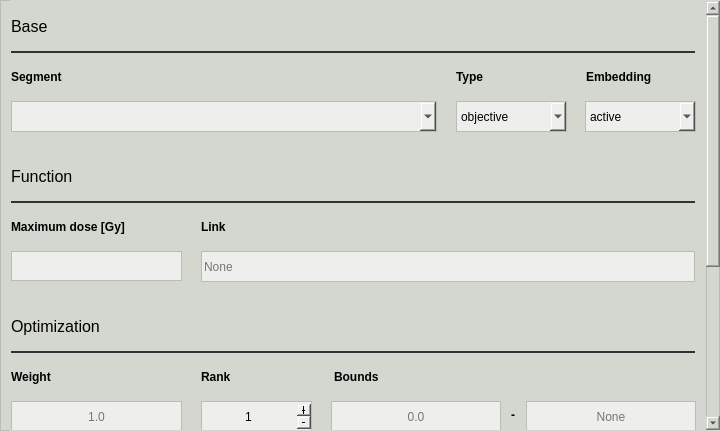
Above: pyanno4rt/gui/designs/components/squared_overdosing_window.ui from pyanno4rt/pyanno4rt before the change. Below: the same form after it.
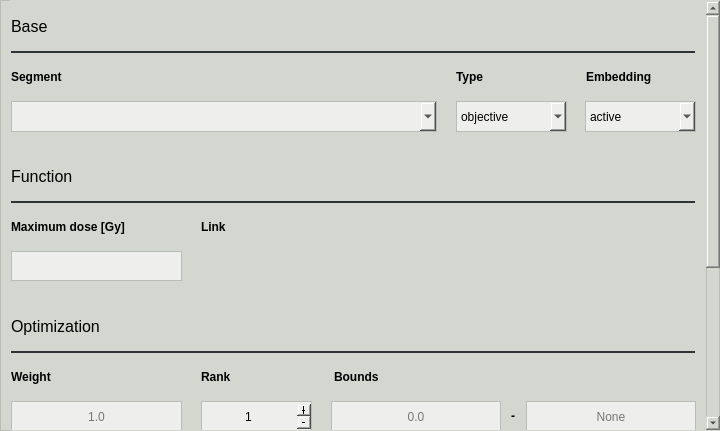
That is the form after the change.

What changed in the file:
```diff
--- a/pyanno4rt/gui/designs/components/squared_overdosing_window.ui
+++ b/pyanno4rt/gui/designs/components/squared_overdosing_window.ui
@@ -51,16 +51,13 @@
     <property name="styleSheet">
      <string notr="true">border-color: transparent;</string>
     </property>
-    <property name="widgetResizable">
-     <bool>false</bool>
-    </property>
     <widget class="QWidget" name="scroll_contents">
      <property name="geometry">
       <rect>
        <x>0</x>
        <y>0</y>
        <width>690</width>
-       <height>681</height>
+       <height>679</height>
       </rect>
      </property>
      <widget class="QComboBox" name="embedding_cbox">
@@ -100,7 +97,7 @@
        <rect>
         <x>0</x>
         <y>60</y>
-        <width>431</width>
+        <width>421</width>
         <height>31</height>
        </rect>
       </property>
@@ -346,31 +343,12 @@
        <string>Identifier</string>
       </property>
      </widget>
-     <widget class="QLineEdit" name="link_ledit">
-      <property name="geometry">
-       <rect>
-        <x>190</x>
-        <y>250</y>
-        <width>494</width>
-        <height>31</height>
-       </rect>
-      </property>
-      <property name="styleSheet">
-       <string notr="true">color: rgb(0, 0, 0);
-background-color: rgb(238, 238, 236);
-border: 1px solid;
-border-color: rgb(186, 189, 182);</string>
-      </property>
-      <property name="placeholderText">
-       <string>None</string>
-      </property>
-     </widget>
      <widget class="QLabel" name="link_label">
       <property name="geometry">
        <rect>
         <x>190</x>
         <y>210</y>
-        <width>494</width>
+        <width>491</width>
         <height>31</height>
        </rect>
       </property>
@@ -531,7 +509,7 @@
       <property name="geometry">
        <rect>
         <x>494</x>
-        <y>405</y>
+        <y>406</y>
         <width>16</width>
         <height>17</height>
        </rect>
@@ -728,9 +706,17 @@
 border: 1px solid;
 border-color: rgb(186, 189, 182);</string>
       </property>
-      <property name="currentIndex">
-       <number>-1</number>
+     </widget>
+     <widget class="QWidget" name="horizontalLayoutWidget">
+      <property name="geometry">
+       <rect>
+        <x>190</x>
+        <y>250</y>
+        <width>491</width>
+        <height>31</height>
+       </rect>
       </property>
+      <layout class="QHBoxLayout" name="segment_link_layout"/>
      </widget>
     </widget>
    </widget>
```
Left out of the diff: 4 changed lines with no effect on the pictures.
